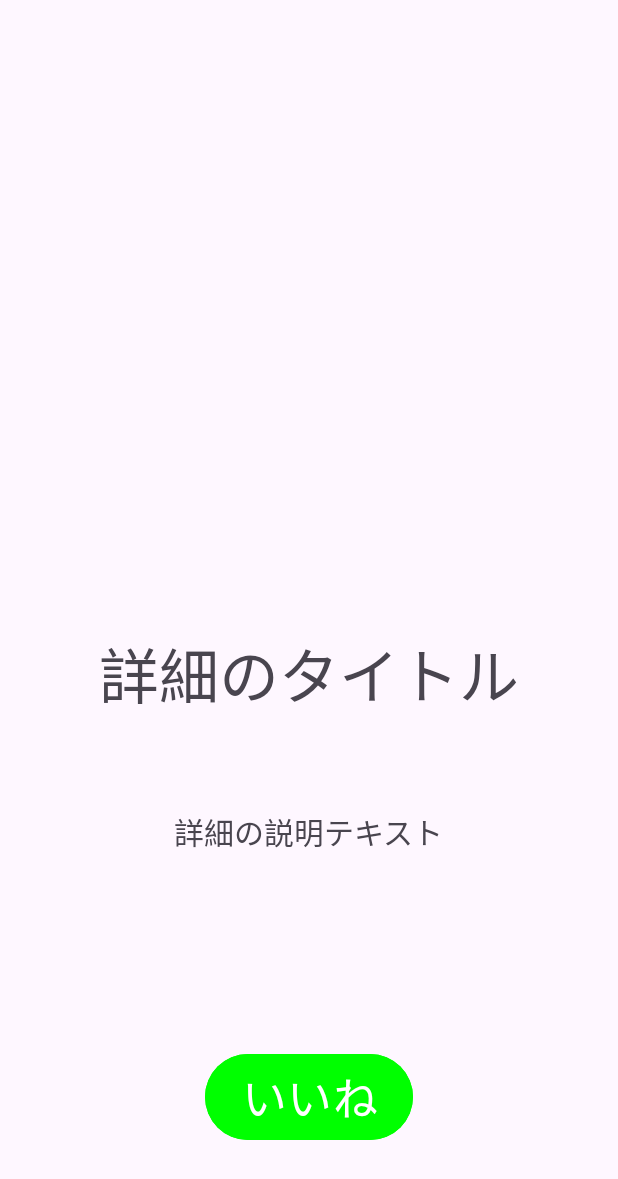
After one commit to haldomae/android_dictionary, an Android app: the layout activity_detail.xml on its own in the app's theme, with its tools: preview values and no code run, on a phone screen of 412 x 824 dp. The commit adds this screen. Shown: the top 1179 px of the screen. Run offline under Robolectric (Android 15) with nearby library versions, the phone set to English and light mode, and no system bars.

Commit message:
図鑑詳細画面を追加

```diff
--- /dev/null
+++ b/app/src/main/java/com/hal_domae/dictionary/DetailActivity.kt
@@ -0,0 +1,20 @@
+package com.hal_domae.dictionary
+
+import android.os.Bundle
+import androidx.activity.enableEdgeToEdge
+import androidx.appcompat.app.AppCompatActivity
+import androidx.core.view.ViewCompat
+import androidx.core.view.WindowInsetsCompat
+
+class DetailActivity : AppCompatActivity() {
+    override fun onCreate(savedInstanceState: Bundle?) {
+        super.onCreate(savedInstanceState)
+        enableEdgeToEdge()
+        setContentView(R.layout.activity_detail)
+        ViewCompat.setOnApplyWindowInsetsListener(findViewById(R.id.main)) { v, insets ->
+            val systemBars = insets.getInsets(WindowInsetsCompat.Type.systemBars())
+            v.setPadding(systemBars.left, systemBars.top, systemBars.right, systemBars.bottom)
+            insets
+        }
+    }
+}
--- /dev/null
+++ b/app/src/main/res/layout/activity_detail.xml
@@ -0,0 +1,49 @@
+<?xml version="1.0" encoding="utf-8"?>
+<androidx.constraintlayout.widget.ConstraintLayout xmlns:android="http://schemas.android.com/apk/res/android"
+    xmlns:app="http://schemas.android.com/apk/res-auto"
+    xmlns:tools="http://schemas.android.com/tools"
+    android:id="@+id/main"
+    android:layout_width="match_parent"
+    android:layout_height="match_parent"
+    tools:context=".DetailActivity">
+    <ImageView
+        android:id="@+id/detail_image"
+        android:layout_width="match_parent"
+        android:layout_height="300dp"
+        app:layout_constraintTop_toTopOf="parent"
+        app:layout_constraintBottom_toTopOf="@id/detail_title"
+        app:layout_constraintStart_toStartOf="parent"
+        app:layout_constraintEnd_toEndOf="parent"/>
+    <TextView
+        android:id="@+id/detail_title"
+        android:layout_width="wrap_content"
+        android:layout_height="wrap_content"
+        android:text="@string/detail_title"
+        android:textSize="40sp"
+        app:layout_constraintTop_toBottomOf="@id/detail_image"
+        app:layout_constraintBottom_toTopOf="@id/detail_text"
+        app:layout_constraintStart_toStartOf="parent"
+        app:layout_constraintEnd_toEndOf="parent"/>
+    <TextView
+        android:id="@+id/detail_text"
+        android:layout_width="wrap_content"
+        android:layout_height="100dp"
+        android:text="@string/detail_text"
+        android:textSize="20sp"
+        app:layout_constraintTop_toBottomOf="@id/detail_title"
+        app:layout_constraintBottom_toTopOf="@id/like_button"
+        app:layout_constraintStart_toStartOf="parent"
+        app:layout_constraintEnd_toEndOf="parent"/>
+    <Button
+        android:id="@+id/like_button"
+        android:layout_width="wrap_content"
+        android:layout_height="wrap_content"
+        android:text="@string/like"
+        android:textSize="30sp"
+        android:backgroundTint="@color/green"
+        app:layout_constraintTop_toBottomOf="@id/detail_text"
+        app:layout_constraintBottom_toBottomOf="parent"
+        app:layout_constraintStart_toStartOf="parent"
+        app:layout_constraintEnd_toEndOf="parent"/>
+
+</androidx.constraintlayout.widget.ConstraintLayout>
--- a/app/src/main/res/values/colors.xml
+++ b/app/src/main/res/values/colors.xml
@@ -2,4 +2,5 @@
 <resources>
     <color name="black">#FF000000</color>
     <color name="white">#FFFFFFFF</color>
+    <color name="green">#FF00ff00</color>
 </resources>
--- a/app/src/main/res/values/strings.xml
+++ b/app/src/main/res/values/strings.xml
@@ -1,3 +1,7 @@
 <resources>
     <string name="app_name">dictionary</string>
+    <!--  図鑑詳細  -->
+    <string name="detail_title">詳細のタイトル</string>
+    <string name="detail_text">詳細の説明テキスト</string>
+    <string name="like">いいね</string>
 </resources>
```
